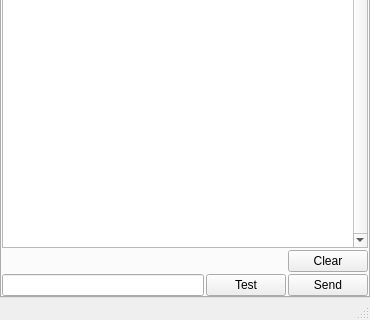
Qt form src/mainwindow.ui (cyberlord8/ChesterTheChat) before a commit; both pictures show x 0 to 370 and y 299 to 619 of the 370 by 619 pixel window.
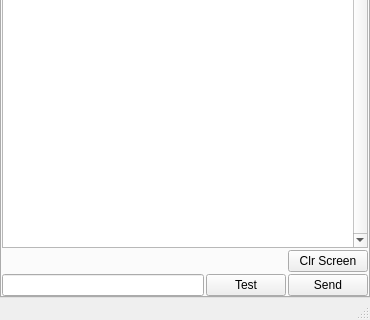
The same form after that commit. The open tabs and pages were chosen to show the change.

Diff of the .ui file:
```diff
--- a/src/mainwindow.ui
+++ b/src/mainwindow.ui
@@ -92,7 +92,7 @@
                <string>Clears the messages</string>
               </property>
               <property name="text">
-               <string>Clear</string>
+               <string>Clr Screen</string>
               </property>
              </widget>
             </item>
```
Left out of the diff: 16 changed lines with no effect on the pictures.
